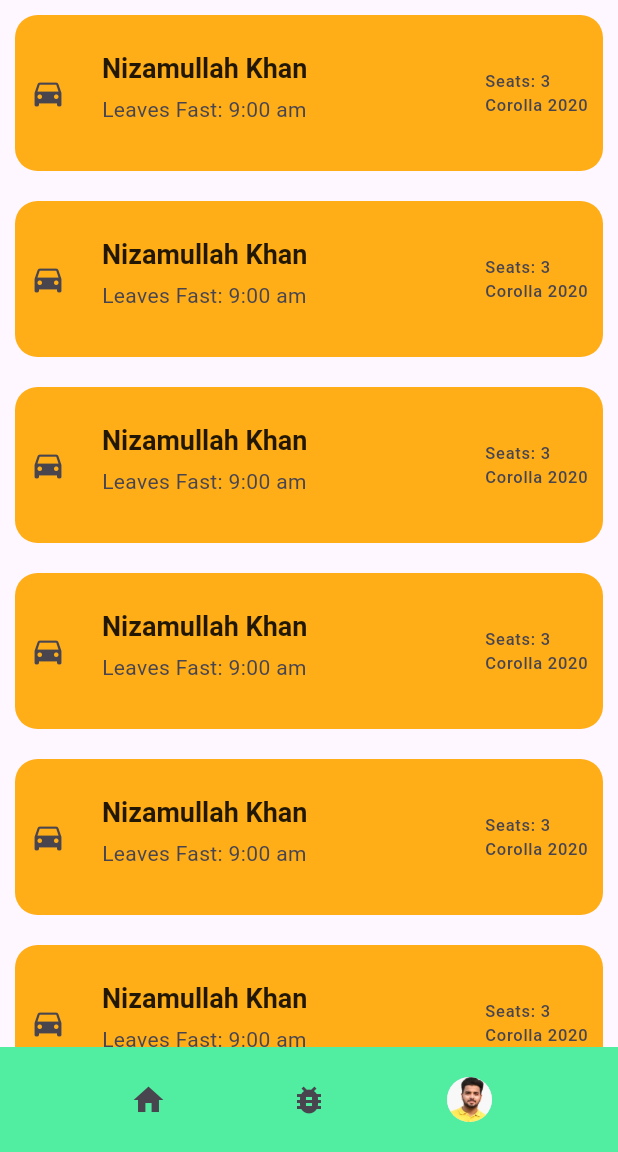
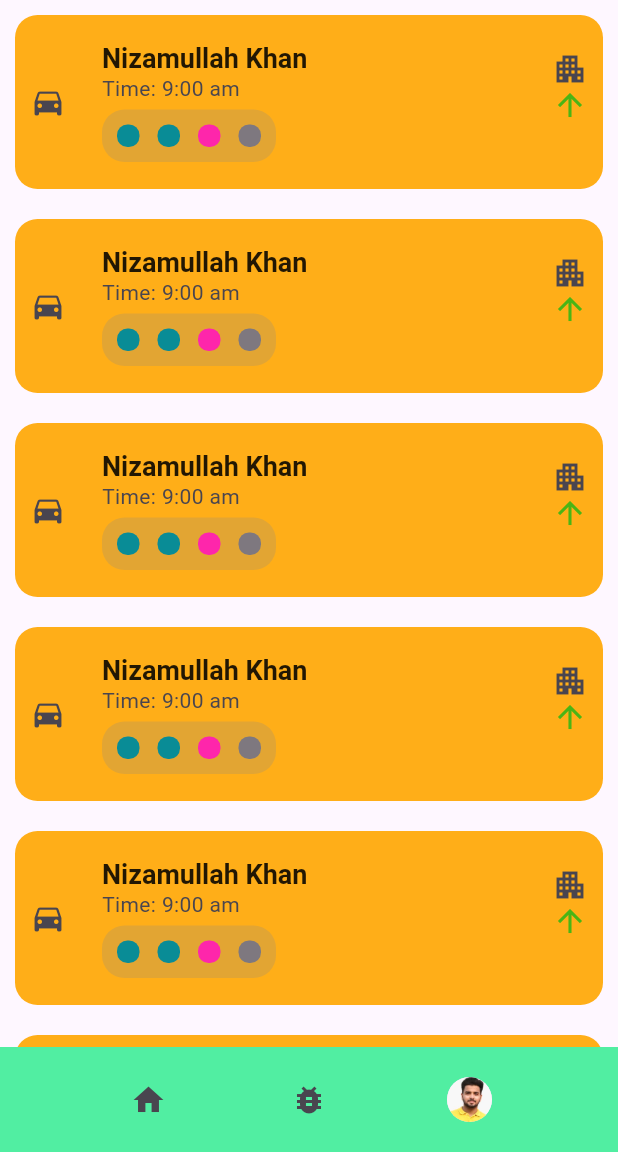
Before and after one commit to huzaifarashid3/carpool, a Flutter app: the screen it shows after launch, on a phone screen of 412 x 824 dp, the part 84-1236 px from its top. Run offline on Flutter 3.47's test engine with Material 3 defaults, Android fonts, the phone set to English and light mode, and no system bars.

Commit message:
Designs Color Coded Seats and Uni arrival icon
1) Implemented the color coded seats feature based on gender. Long pressing the color code displays a message of Male booking, female booking or vacant.
2) Implemented the uni icon and arrow icon to display wheter car is going or leaving the university. Long pressing the icon displays message of going or leaving.

```diff
--- a/lib/main.dart
+++ b/lib/main.dart
@@ -73,6 +73,7 @@ class _MyScaffoldState extends State<MyScaffold> {
             margin: EdgeInsets.fromLTRB(10, 10, 10, 10),
 
             child: ListTile(
+              //isThreeLine: true,
               visualDensity: VisualDensity(horizontal: 4, vertical: 03),
               contentPadding: EdgeInsets.all(10),
               leading: Icon(Icons.directions_car),
@@ -81,9 +82,101 @@ class _MyScaffoldState extends State<MyScaffold> {
                   fontSize: 18.0,
                   fontWeight: FontWeight.bold,
                   color: Colors.black87),
-              subtitle: Text('Leaves Fast: 9:00 am'), //Ride details
-              trailing:
-                  Text('Seats: 3\nCorolla 2020'), //Seats available , Car model
+              subtitle: Column(
+                children: [
+                  Row(
+                    mainAxisAlignment: MainAxisAlignment.start,
+                    children: [
+                      Text('Time: 9:00 am'),
+                    ],
+                  ),
+                  Row(
+                    mainAxisAlignment: MainAxisAlignment.start,
+                    children: [
+                      Container(
+                        //container holding ride color codes
+                        margin: EdgeInsets.fromLTRB(0, 4, 0, 0),
+                        decoration: BoxDecoration(
+                          borderRadius: BorderRadius.circular(15),
+                          color: Color.fromARGB(64, 141, 137, 132),
+                        ),
+                        padding: EdgeInsets.fromLTRB(10, 10, 10, 10),
+                        child: Row(
+                          children: [
+                            Tooltip(
+                              waitDuration: Duration.zero,
+                              message: 'Male Seat Booked !',
+                              child: Container(
+                                decoration: BoxDecoration(
+                                  borderRadius: BorderRadius.circular(7),
+                                  color: Color.fromARGB(255, 9, 140, 150),
+                                ),
+                                margin: EdgeInsets.fromLTRB(0, 0, 12, 0),
+                                width: 15,
+                                height: 15,
+                              ),
+                            ),
+                            Tooltip(
+                              waitDuration: Duration.zero,
+                              message: 'Male Seat Booked !',
+                              child: Container(
+                                decoration: BoxDecoration(
+                                  borderRadius: BorderRadius.circular(7),
+                                  color: Color.fromARGB(255, 9, 140, 150),
+                                ),
+                                margin: EdgeInsets.fromLTRB(0, 0, 12, 0),
+                                width: 15,
+                                height: 15,
+                              ),
+                            ),
+                            Tooltip(
+                              waitDuration: Duration.zero,
+                              message: 'Female Seat Booked !',
+                              child: Container(
+                                decoration: BoxDecoration(
+                                  borderRadius: BorderRadius.circular(7),
+                                  color: Color.fromARGB(255, 254, 38, 171),
+                                ),
+                                margin: EdgeInsets.fromLTRB(0, 0, 12, 0),
+                                width: 15,
+                                height: 15,
+                              ),
+                            ),
+                            Tooltip(
+                              waitDuration: Duration.zero,
+                              message: 'Vacant Seat',
+                              child: Container(
+                                decoration: BoxDecoration(
+                                  borderRadius: BorderRadius.circular(7),
+                                  color: Color.fromARGB(255, 126, 120, 127),
+                                ),
+                                margin: EdgeInsets.fromLTRB(0, 0, 0, 0),
+                                width: 15,
+                                height: 15,
+                              ),
+                            ),
+                          ],
+                        ),
+                      ),
+                    ],
+                  )
+                ],
+              ), //Ride details
+              trailing: Column(
+                children: [
+                  //Text('Corolla 2020'),
+                  Icon(Icons.apartment),
+                  Tooltip(
+                    message: 'Going Fast',
+                    waitDuration: Duration.zero,
+                    child: Icon(
+                      Icons.arrow_upward,
+                      weight: 3,
+                      color: Color.fromARGB(255, 74, 181, 21),
+                    ),
+                  )
+                ],
+              ), //Seats available , Car model
 
               onTap: () {
                 // Logic when tile is clicked
```
